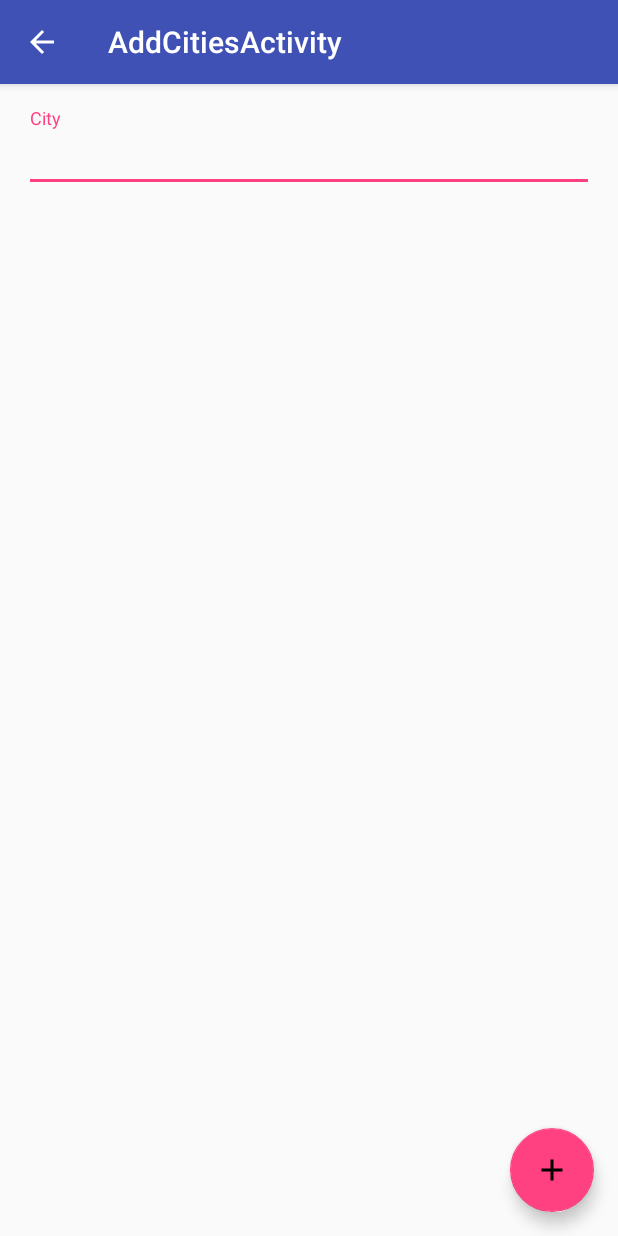
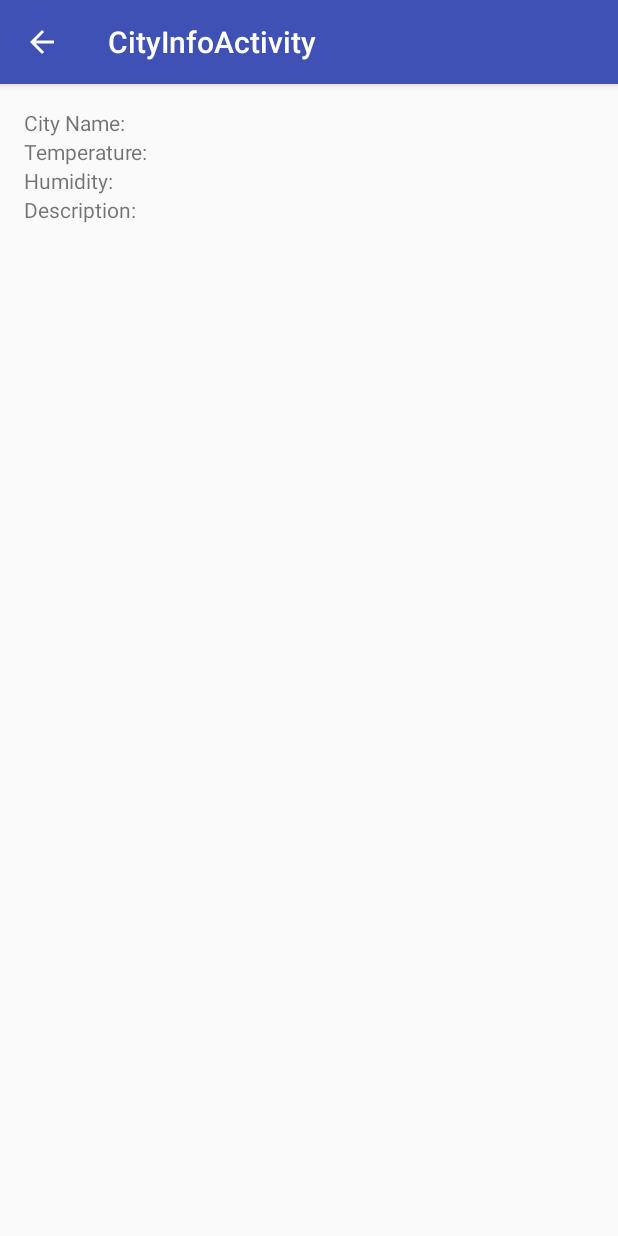
Before and after one commit to sivica/Assignment1Android, an Android app: the screen it shows after launch (AddCitiesActivity before the commit, CityInfoActivity after it), after a tap on an icon or button, on a phone screen of 412 x 824 dp. Run offline under Robolectric (Android 15) with nearby library versions, the phone set to English and light mode, and no system bars.

Commit message:
Added Activity for city info

```diff
--- a/app/src/main/AndroidManifest.xml
+++ b/app/src/main/AndroidManifest.xml
@@ -27,6 +27,15 @@
                 android:name="android.support.PARENT_ACTIVITY"
                 android:value="com.stojanoski.ivica.assignment1android.MainActivity" />
         </activity>
+        <activity
+            android:name=".CityInfoActivity"
+            android:label="@string/title_activity_city_info"
+            android:parentActivityName=".MainActivity"
+            android:theme="@style/AppTheme.NoActionBar" >
+            <meta-data
+                android:name="android.support.PARENT_ACTIVITY"
+                android:value="com.stojanoski.ivica.assignment1android.MainActivity" />
+        </activity>
     </application>
 
 </manifest>
--- /dev/null
+++ b/app/src/main/java/com/stojanoski/ivica/assignment1android/CityInfoActivity.java
@@ -0,0 +1,22 @@
+package com.stojanoski.ivica.assignment1android;
+
+import android.os.Bundle;
+import android.support.design.widget.FloatingActionButton;
+import android.support.design.widget.Snackbar;
+import android.support.v7.app.AppCompatActivity;
+import android.support.v7.widget.Toolbar;
+import android.view.View;
+
+public class CityInfoActivity extends AppCompatActivity {
+
+    @Override
+    protected void onCreate(Bundle savedInstanceState) {
+        super.onCreate(savedInstanceState);
+        setContentView(R.layout.activity_city_info);
+        Toolbar toolbar = (Toolbar) findViewById(R.id.toolbar);
+        setSupportActionBar(toolbar);
+
+        getSupportActionBar().setDisplayHomeAsUpEnabled(true);
+    }
+
+}
--- a/app/src/main/java/com/stojanoski/ivica/assignment1android/MainActivity.java
+++ b/app/src/main/java/com/stojanoski/ivica/assignment1android/MainActivity.java
@@ -33,7 +33,7 @@ public class MainActivity extends AppCompatActivity {
         fab.setOnClickListener(new View.OnClickListener() {
             @Override
             public void onClick(View view) {
-                startActivity(new Intent(MainActivity.this, AddCitiesActivity.class));
+                startActivity(new Intent(MainActivity.this, CityInfoActivity.class));
 //                Snackbar.make(view, "Replace with your own action", Snackbar.LENGTH_LONG)
 //                        .setAction("Action", null).show();
             }
--- /dev/null
+++ b/app/src/main/res/layout/activity_city_info.xml
@@ -0,0 +1,20 @@
+<?xml version="1.0" encoding="utf-8"?>
+<android.support.design.widget.CoordinatorLayout
+    xmlns:android="http://schemas.android.com/apk/res/android"
+    xmlns:app="http://schemas.android.com/apk/res-auto"
+    xmlns:tools="http://schemas.android.com/tools" android:layout_width="match_parent"
+    android:layout_height="match_parent" android:fitsSystemWindows="true"
+    tools:context="com.stojanoski.ivica.assignment1android.CityInfoActivity">
+
+    <android.support.design.widget.AppBarLayout android:layout_height="wrap_content"
+        android:layout_width="match_parent" android:theme="@style/AppTheme.AppBarOverlay">
+
+        <android.support.v7.widget.Toolbar android:id="@+id/toolbar"
+            android:layout_width="match_parent" android:layout_height="?attr/actionBarSize"
+            android:background="?attr/colorPrimary" app:popupTheme="@style/AppTheme.PopupOverlay" />
+
+    </android.support.design.widget.AppBarLayout>
+
+    <include layout="@layout/content_city_info" />
+
+</android.support.design.widget.CoordinatorLayout>
--- /dev/null
+++ b/app/src/main/res/layout/content_city_info.xml
@@ -0,0 +1,80 @@
+<?xml version="1.0" encoding="utf-8"?>
+<RelativeLayout xmlns:android="http://schemas.android.com/apk/res/android"
+    xmlns:tools="http://schemas.android.com/tools"
+    xmlns:app="http://schemas.android.com/apk/res-auto" android:layout_width="match_parent"
+    android:layout_height="match_parent" android:paddingLeft="@dimen/activity_horizontal_margin"
+    android:paddingRight="@dimen/activity_horizontal_margin"
+    android:paddingTop="@dimen/activity_vertical_margin"
+    android:paddingBottom="@dimen/activity_vertical_margin"
+    app:layout_behavior="@string/appbar_scrolling_view_behavior"
+    tools:showIn="@layout/activity_city_info"
+    tools:context="com.stojanoski.ivica.assignment1android.CityInfoActivity">
+
+    <TextView
+        android:layout_width="wrap_content"
+        android:layout_height="wrap_content"
+        android:text="@string/city_name_label"
+        android:id="@+id/textView"
+        android:layout_alignParentTop="true"
+        android:layout_alignParentLeft="true"
+        android:layout_alignParentStart="true" />
+
+    <TextView
+        android:layout_width="wrap_content"
+        android:layout_height="wrap_content"
+        android:text=""
+        android:id="@+id/textViewCityName"
+        android:layout_alignParentTop="true"
+        android:layout_centerHorizontal="true" />
+
+    <TextView
+        android:layout_width="wrap_content"
+        android:layout_height="wrap_content"
+        android:text="@string/temperature_label"
+        android:id="@+id/textView3"
+        android:layout_below="@+id/textView"
+        android:layout_alignParentLeft="true"
+        android:layout_alignParentStart="true" />
+
+    <TextView
+        android:layout_width="wrap_content"
+        android:layout_height="wrap_content"
+        android:text=""
+        android:id="@+id/textViewTemperature"
+        android:layout_below="@+id/textView"
+        android:layout_centerHorizontal="true" />
+
+    <TextView
+        android:layout_width="wrap_content"
+        android:layout_height="wrap_content"
+        android:text="@string/humidity_label"
+        android:id="@+id/textView5"
+        android:layout_below="@+id/textView3"
+        android:layout_alignParentLeft="true"
+        android:layout_alignParentStart="true" />
+
+    <TextView
+        android:layout_width="wrap_content"
+        android:layout_height="wrap_content"
+        android:text=""
+        android:id="@+id/textViewHumidity"
+        android:layout_below="@+id/textView3"
+        android:layout_centerHorizontal="true" />
+
+    <TextView
+        android:layout_width="wrap_content"
+        android:layout_height="wrap_content"
+        android:text="@string/description_label"
+        android:id="@+id/textView7"
+        android:layout_below="@+id/textView5"
+        android:layout_alignParentLeft="true"
+        android:layout_alignParentStart="true" />
+
+    <TextView
+        android:layout_width="wrap_content"
+        android:layout_height="wrap_content"
+        android:text=""
+        android:id="@+id/textViewDescription"
+        android:layout_below="@+id/textView5"
+        android:layout_centerHorizontal="true" />
+</RelativeLayout>
--- a/app/src/main/res/values/strings.xml
+++ b/app/src/main/res/values/strings.xml
@@ -4,4 +4,9 @@
     <string name="no_cities_added">No cities added</string>
     <string name="title_activity_add_cities">AddCitiesActivity</string>
     <string name="city">City</string>
+    <string name="title_activity_city_info">CityInfoActivity</string>
+    <string name="city_name_label">City Name:</string>
+    <string name="temperature_label">Temperature:</string>
+    <string name="humidity_label">Humidity:</string>
+    <string name="description_label">Description:</string>
 </resources>
```
